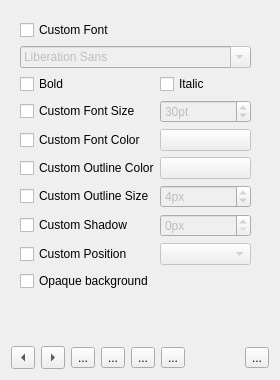
Before: the Qt Designer form src/ui/editsub_ui.ui in KDE/kdenlive, drawn with Qt 5.
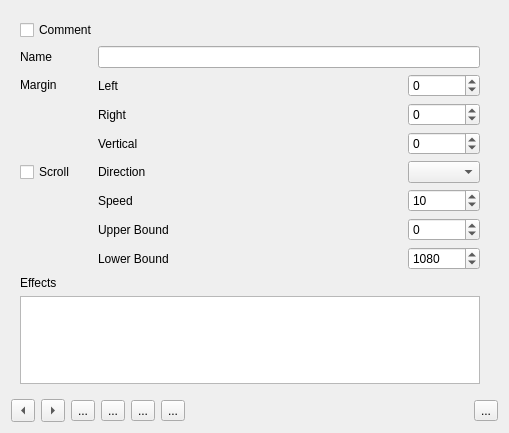
After: the same form once the commit is applied. The open tabs and pages were chosen to show the change. Icons and pictures are not drawn. Custom widgets are drawn as their Qt base class.

```diff
--- a/src/ui/editsub_ui.ui
+++ b/src/ui/editsub_ui.ui
@@ -6,6 +6,14 @@
  </author>
  <class>SubEdit_UI</class>
  <widget class="QWidget" name="SubEdit_UI">
+  <property name="geometry">
+   <rect>
+    <x>0</x>
+    <y>0</y>
+    <width>509</width>
+    <height>433</height>
+   </rect>
+  </property>
   <property name="sizePolicy">
    <sizepolicy hsizetype="Preferred" vsizetype="Preferred">
     <horstretch>0</horstretch>
@@ -13,78 +21,20 @@
    </sizepolicy>
   </property>
   <layout class="QGridLayout" name="gridLayout_2">
-   <item row="1" column="0">
-    <layout class="QHBoxLayout" name="horizontalLayout">
-     <item>
-      <widget class="QToolButton" name="buttonPrev">
-       <property name="text">
-        <string>...</string>
-       </property>
-       <property name="arrowType">
-        <enum>Qt::LeftArrow</enum>
-       </property>
-      </widget>
-     </item>
-     <item>
-      <widget class="QToolButton" name="buttonNext">
-       <property name="text">
-        <string>...</string>
-       </property>
-       <property name="arrowType">
-        <enum>Qt::RightArrow</enum>
-       </property>
-      </widget>
-     </item>
-     <item>
-      <widget class="QToolButton" name="buttonAdd">
-       <property name="text">
-        <string>...</string>
-       </property>
-       <property name="icon">
-        <iconset theme="list-add">
-         <normaloff>.</normaloff>.</iconset>
-       </property>
-      </widget>
-     </item>
-     <item>
-      <widget class="QToolButton" name="buttonCut">
-       <property name="text">
-        <string>...</string>
-       </property>
-       <property name="icon">
-        <iconset theme="edit-cut">
-         <normaloff>.</normaloff>.</iconset>
-       </property>
-      </widget>
-     </item>
-     <item>
-      <widget class="QToolButton" name="buttonApply">
-       <property name="text">
-        <string>...</string>
-       </property>
-       <property name="icon">
-        <iconset theme="dialog-ok-apply">
-         <normaloff>.</normaloff>.</iconset>
-       </property>
-      </widget>
-     </item>
-     <item>
-      <widget class="QToolButton" name="buttonStyle">
-       <property name="text">
-        <string>...</string>
-       </property>
-       <property name="icon">
-        <iconset theme="format-text-color">
-         <normaloff>.</normaloff>.</iconset>
-       </property>
-       <property name="checkable">
-        <bool>true</bool>
-       </property>
-      </widget>
-     </item>
-    </layout>
+   <item row="1" column="2">
+    <spacer name="horizontalSpacer">
+     <property name="orientation">
+      <enum>Qt::Orientation::Horizontal</enum>
+     </property>
+     <property name="sizeHint" stdset="0">
+      <size>
+       <width>40</width>
+       <height>20</height>
+      </size>
+     </property>
+    </spacer>
    </item>
-   <item row="0" column="0" colspan="3">
+   <item row="0" column="0" colspan="4">
     <widget class="QFrame" name="frame_position">
      <property name="frameShape">
       <enum>QFrame::NoFrame</enum>
@@ -253,7 +203,7 @@
           <property name="verticalSpacing">
            <number>0</number>
           </property>
-          <item row="5" column="0" colspan="2">
+          <item row="0" column="1">
            <widget class="QScrollArea" name="scrollArea">
             <property name="frameShape">
              <enum>QFrame::NoFrame</enum>
@@ -266,8 +216,8 @@
               <rect>
                <x>0</x>
                <y>0</y>
-               <width>323</width>
-               <height>388</height>
+               <width>231</width>
+               <height>314</height>
               </rect>
              </property>
              <layout class="QGridLayout" name="gridLayout_5">
@@ -283,157 +233,145 @@
               <property name="horizontalSpacing">
                <number>0</number>
               </property>
-              <item row="12" column="0" colspan="2">
-               <widget class="QCheckBox" name="checkOpaque">
-                <property name="text">
-                 <string>Opaque background</string>
+              <item row="12" column="3">
+               <widget class="QSpinBox" name="scrollSpeed">
+                <property name="minimum">
+                 <number>1</number>
                 </property>
-               </widget>
-              </item>
-              <item row="8" column="0">
-               <widget class="QCheckBox" name="checkOutlineColor">
-                <property name="text">
-                 <string>Custom Outline Color</string>
+                <property name="maximum">
+                 <number>100</number>
                 </property>
-               </widget>
-              </item>
-              <item row="11" column="1">
-               <widget class="QComboBox" name="alignment">
-                <property name="enabled">
-                 <bool>false</bool>
+                <property name="value">
+                 <number>10</number>
                 </property>
                </widget>
               </item>
-              <item row="5" column="1">
-               <widget class="QSpinBox" name="fontSize">
-                <property name="enabled">
-                 <bool>false</bool>
+              <item row="16" column="3">
+               <widget class="QSpinBox" name="scrollLower">
+                <property name="minimum">
+                 <number>-99999</number>
                 </property>
-                <property name="suffix">
-                 <string>pt</string>
-                </property>
                 <property name="maximum">
-                 <number>500</number>
+                 <number>99999</number>
                 </property>
                 <property name="value">
-                 <number>30</number>
+                 <number>1080</number>
                 </property>
                </widget>
               </item>
-              <item row="5" column="0">
-               <widget class="QCheckBox" name="checkFontSize">
+              <item row="6" column="1">
+               <widget class="QLabel" name="labelMarginL">
                 <property name="text">
-                 <string>Custom Font Size</string>
+                 <string>Left</string>
                 </property>
                </widget>
               </item>
-              <item row="8" column="1">
-               <widget class="KColorButton" name="outlineColor">
-                <property name="enabled">
-                 <bool>false</bool>
-                </property>
-                <property name="defaultColor">
-                 <color>
-                  <red>0</red>
-                  <green>0</green>
-                  <blue>0</blue>
-                 </color>
-                </property>
-                <property name="alphaChannelEnabled">
-                 <bool>true</bool>
-                </property>
-               </widget>
-              </item>
-              <item row="10" column="1">
-               <widget class="QSpinBox" name="shadowSize">
-                <property name="enabled">
-                 <bool>false</bool>
-                </property>
-                <property name="suffix">
-                 <string>px</string>
-                </property>
-               </widget>
-              </item>
-              <item row="11" column="0">
-               <widget class="QCheckBox" name="checkPosition">
+              <item row="18" column="0">
+               <widget class="QLabel" name="labelEffects">
                 <property name="text">
-                 <string>Custom Position</string>
-                </property>
-               </widget>
-              </item>
-              <item row="7" column="0">
-               <widget class="QCheckBox" name="checkFontColor">
-                <property name="text">
-                 <string>Custom Font Color</string>
+                 <string>Effects</string>
                 </property>
                </widget>
               </item>
               <item row="9" column="1">
-               <widget class="QSpinBox" name="outlineSize">
-                <property name="enabled">
-                 <bool>false</bool>
-                </property>
-                <property name="suffix">
-                 <string>px</string>
-                </property>
-                <property name="value">
-                 <number>4</number>
-                </property>
-               </widget>
-              </item>
-              <item row="9" column="0">
-               <widget class="QCheckBox" name="checkOutlineSize">
+               <widget class="QLabel" name="labelMarginV">
                 <property name="text">
-                 <string>Custom Outline Size</string>
-                </property>
-               </widget>
-              </item>
-              <item row="2" column="0" colspan="2">
-               <widget class="QCheckBox" name="checkFont">
-                <property name="text">
-                 <string>Custom Font</string>
-                </property>
-               </widget>
-              </item>
-              <item row="7" column="1">
-               <widget class="KColorButton" name="fontColor">
-                <property name="enabled">
-                 <bool>false</bool>
-                </property>
-                <property name="color">
-                 <color>
-                  <red>255</red>
-                  <green>255</green>
-                  <blue>255</blue>
-                 </color>
-                </property>
-                <property name="defaultColor">
-                 <color>
-                  <red>255</red>
-                  <green>255</green>
-                  <blue>255</blue>
-                 </color>
-                </property>
-                <property name="alphaChannelEnabled">
-                 <bool>true</bool>
-                </property>
-               </widget>
-              </item>
-              <item row="3" column="0" colspan="2">
-               <widget class="QFontComboBox" name="fontFamily">
-                <property name="enabled">
-                 <bool>false</bool>
+                 <string>Vertical</string>
                 </property>
                </widget>
               </item>
               <item row="10" column="0">
-               <widget class="QCheckBox" name="checkShadowSize">
+               <widget class="QCheckBox" name="checkScroll">
+                <property name="layoutDirection">
+                 <enum>Qt::LayoutDirection::LeftToRight</enum>
+                </property>
                 <property name="text">
-                 <string>Custom Shadow</string>
+                 <string>Scroll</string>
                 </property>
                </widget>
               </item>
-              <item row="13" column="0">
+              <item row="8" column="1">
+               <widget class="QLabel" name="labelMarginR">
+                <property name="text">
+                 <string>Right</string>
+                </property>
+               </widget>
+              </item>
+              <item row="14" column="1">
+               <widget class="QLabel" name="labelScrollUpper">
+                <property name="text">
+                 <string>Upper Bound</string>
+                </property>
+               </widget>
+              </item>
+              <item row="6" column="0">
+               <widget class="QLabel" name="labelMargin">
+                <property name="text">
+                 <string>&lt;html&gt;&lt;head/&gt;&lt;body&gt;&lt;p&gt;Margin&lt;/p&gt;&lt;/body&gt;&lt;/html&gt;</string>
+                </property>
+               </widget>
+              </item>
+              <item row="4" column="1" colspan="3">
+               <widget class="QLineEdit" name="editName"/>
+              </item>
+              <item row="6" column="3">
+               <widget class="QSpinBox" name="marginL">
+                <property name="minimum">
+                 <number>-999999999</number>
+                </property>
+                <property name="maximum">
+                 <number>999999999</number>
+                </property>
+               </widget>
+              </item>
+              <item row="4" column="0">
+               <widget class="QLabel" name="labelName">
+                <property name="text">
+                 <string>&lt;html&gt;&lt;head/&gt;&lt;body&gt;&lt;p&gt;Name&lt;/p&gt;&lt;/body&gt;&lt;/html&gt;</string>
+                </property>
+               </widget>
+              </item>
+              <item row="9" column="3">
+               <widget class="QSpinBox" name="marginV">
+                <property name="minimum">
+                 <number>-999999999</number>
+                </property>
+                <property name="maximum">
+                 <number>999999999</number>
+                </property>
+               </widget>
+              </item>
+              <item row="8" column="3">
+               <widget class="QSpinBox" name="marginR">
+                <property name="minimum">
+                 <number>-999999999</number>
+                </property>
+                <property name="value">
+                 <number>0</number>
+                </property>
+               </widget>
+              </item>
+              <item row="14" column="3">
+               <widget class="QSpinBox" name="scrollUpper">
+                <property name="minimum">
+                 <number>-99999</number>
+                </property>
+                <property name="maximum">
+                 <number>99999</number>
+                </property>
+                <property name="value">
+                 <number>0</number>
+                </property>
+               </widget>
+              </item>
+              <item row="19" column="0" colspan="6">
+               <widget class="KTextEdit" name="editEffects">
+                <property name="inputMethodHints">
+                 <set>Qt::InputMethodHint::ImhNone</set>
+                </property>
+               </widget>
+              </item>
+              <item row="20" column="0">
                <spacer name="verticalSpacer">
                 <property name="orientation">
                  <enum>Qt::Vertical</enum>
@@ -446,17 +384,47 @@
                 </property>
                </spacer>
               </item>
-              <item row="4" column="0">
-               <widget class="QCheckBox" name="checkBold">
+              <item row="10" column="1">
+               <widget class="QLabel" name="labelScrollDirection">
                 <property name="text">
-                 <string>Bold</string>
+                 <string>Direction</string>
                 </property>
                </widget>
               </item>
-              <item row="4" column="1">
-               <widget class="QCheckBox" name="checkItalic">
+              <item row="10" column="3">
+               <widget class="QComboBox" name="scrollDirection"/>
+              </item>
+              <item row="6" column="2">
+               <spacer name="horizontalSpacer_4">
+                <property name="orientation">
+                 <enum>Qt::Orientation::Horizontal</enum>
+                </property>
+                <property name="sizeHint" stdset="0">
+                 <size>
+                  <width>40</width>
+                  <height>20</height>
+                 </size>
+                </property>
+               </spacer>
+              </item>
+              <item row="12" column="1">
+               <widget class="QLabel" name="labelScrollSpeed">
                 <property name="text">
-                 <string>Italic</string>
+                 <string>Speed</string>
+                </property>
+               </widget>
+              </item>
+              <item row="3" column="0">
+               <widget class="QCheckBox" name="checkComment">
+                <property name="text">
+                 <string>Comment</string>
+                </property>
+               </widget>
+              </item>
+              <item row="16" column="1">
+               <widget class="QLabel" name="lavelScrollLower">
+                <property name="text">
+                 <string>Lower Bound</string>
                 </property>
                </widget>
               </item>
@@ -471,14 +439,74 @@
      </layout>
     </widget>
    </item>
-   <item row="1" column="1">
-    <spacer name="horizontalSpacer">
-     <property name="orientation">
-      <enum>Qt::Horizontal</enum>
-     </property>
-    </spacer>
+   <item row="1" column="0">
+    <layout class="QHBoxLayout" name="horizontalLayout">
+     <item>
+      <widget class="QToolButton" name="buttonPrev">
+       <property name="text">
+        <string>...</string>
+       </property>
+       <property name="arrowType">
+        <enum>Qt::ArrowType::LeftArrow</enum>
+       </property>
+      </widget>
+     </item>
+     <item>
+      <widget class="QToolButton" name="buttonNext">
+       <property name="text">
+        <string>...</string>
+       </property>
+       <property name="arrowType">
+        <enum>Qt::ArrowType::RightArrow</enum>
+       </property>
+      </widget>
+     </item>
+     <item>
+      <widget class="QToolButton" name="buttonAdd">
+       <property name="text">
+        <string>...</string>
+       </property>
+       <property name="icon">
+        <iconset theme="list-add"/>
+       </property>
+      </widget>
+     </item>
+     <item>
+      <widget class="QToolButton" name="buttonCut">
+       <property name="text">
+        <string>...</string>
+       </property>
+       <property name="icon">
+        <iconset theme="edit-cut"/>
+       </property>
+      </widget>
+     </item>
+     <item>
+      <widget class="QToolButton" name="buttonApply">
+       <property name="text">
+        <string>...</string>
+       </property>
+       <property name="icon">
+        <iconset theme="dialog-ok-apply"/>
+       </property>
+      </widget>
+     </item>
+     <item>
+      <widget class="QToolButton" name="buttonMoreOption">
+       <property name="text">
+        <string>...</string>
+       </property>
+       <property name="icon">
+        <iconset theme="settings-configure"/>
+       </property>
+       <property name="checkable">
+        <bool>true</bool>
+       </property>
+      </widget>
+     </item>
+    </layout>
    </item>
-   <item row="1" column="2">
+   <item row="1" column="3">
     <widget class="QToolButton" name="buttonDelete">
      <property name="text">
       <string>...</string>
@@ -492,21 +520,21 @@
   </layout>
  </widget>
  <customwidgets>
-  <customwidget>
-   <class>KTextEdit</class>
-   <extends>QTextEdit</extends>
-   <header>ktextedit.h</header>
-  </customwidget>
-  <customwidget>
-   <class>KColorButton</class>
-   <extends>QPushButton</extends>
-   <header>kcolorbutton.h</header>
-  </customwidget>
   <customwidget>
    <class>TimecodeDisplay</class>
    <extends>QWidget</extends>
    <header>widgets/timecodedisplay.h</header>
   </customwidget>
+  <customwidget>
+   <class>KTextEdit</class>
+   <extends>QTextEdit</extends>
+   <header>ktextedit.h</header>
+  </customwidget>
+  <customwidget>
+   <class>SubtitleTextEdit</class>
+   <extends>QTextEdit</extends>
+   <header>widgets/subtitletextedit.h</header>
+  </customwidget>
  </customwidgets>
  <resources/>
  <connections>
```
Left out of the diff: 396 changed lines with no effect on the pictures.
